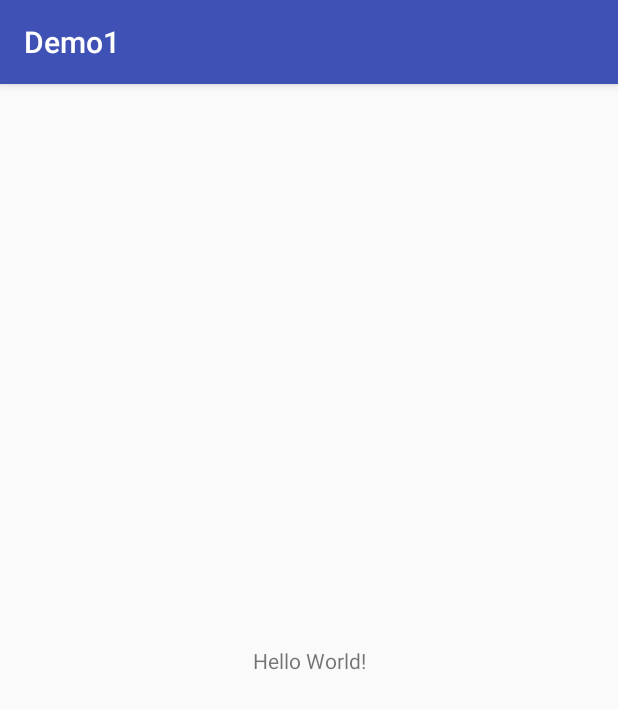
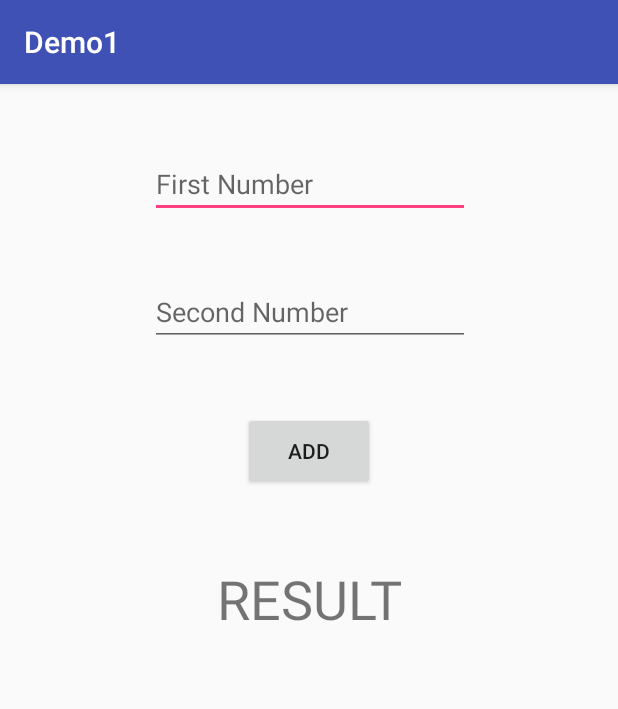
Before and after one commit to isaaclian11/silverscreen, an Android app: the screen it shows after launch (MainActivity), on a phone screen of 412 x 824 dp. Shown: the top 709 px of the screen. Run offline under Robolectric (Android 15) with nearby library versions, the phone set to English and light mode, and no system bars.

Commit message:
Simple Add

```diff
--- a/Experiments/Isaac_Sanga/app/src/main/java/com/example/isaacsanga/demo1/MainActivity.java
+++ b/Experiments/Isaac_Sanga/app/src/main/java/com/example/isaacsanga/demo1/MainActivity.java
@@ -2,6 +2,10 @@ package com.example.isaacsanga.demo1;
 
 import android.support.v7.app.AppCompatActivity;
 import android.os.Bundle;
+import android.view.View;
+import android.widget.Button;
+import android.widget.EditText;
+import android.widget.TextView;
 
 public class MainActivity extends AppCompatActivity {
 
@@ -9,5 +13,19 @@ public class MainActivity extends AppCompatActivity {
     protected void onCreate(Bundle savedInstanceState) {
         super.onCreate(savedInstanceState);
         setContentView(R.layout.activity_main);
+        Button addBtn = (Button) findViewById(R.id.addBtn);
+        addBtn.setOnClickListener(new View.OnClickListener() {
+            @Override
+            public void onClick(View v) {
+                EditText firstNumEditText = (EditText)findViewById(R.id.firstNumEditText);
+                EditText secondNumEditText = (EditText)findViewById(R.id.secondNumEditText);
+                TextView result = (TextView)findViewById(R.id.resultTextView);
+
+                int num1 = Integer.parseInt(firstNumEditText.getText().toString());
+                int num2 = Integer.parseInt(secondNumEditText.getText().toString());
+                int sum = num1 + num2;
+                result.setText(sum + "");
+            }
+        });
     }
 }
--- a/Experiments/Isaac_Sanga/app/src/main/res/layout/activity_main.xml
+++ b/Experiments/Isaac_Sanga/app/src/main/res/layout/activity_main.xml
@@ -6,13 +6,58 @@
     android:layout_height="match_parent"
     tools:context=".MainActivity">
 
-    <TextView
+    <EditText
+        android:id="@+id/firstNumEditText"
         android:layout_width="wrap_content"
         android:layout_height="wrap_content"
-        android:text="Hello World!"
-        app:layout_constraintBottom_toBottomOf="parent"
-        app:layout_constraintLeft_toLeftOf="parent"
-        app:layout_constraintRight_toRightOf="parent"
+        android:layout_marginEnd="8dp"
+        android:layout_marginStart="8dp"
+        android:layout_marginTop="44dp"
+        android:ems="10"
+        android:hint="First Number"
+        android:inputType="number"
+        app:layout_constraintEnd_toEndOf="parent"
+        app:layout_constraintHorizontal_bias="0.503"
+        app:layout_constraintStart_toStartOf="parent"
         app:layout_constraintTop_toTopOf="parent" />
 
+    <EditText
+        android:id="@+id/secondNumEditText"
+        android:layout_width="wrap_content"
+        android:layout_height="wrap_content"
+        android:layout_marginEnd="8dp"
+        android:layout_marginStart="8dp"
+        android:layout_marginTop="40dp"
+        android:ems="10"
+        android:hint="Second Number"
+        android:inputType="number"
+        app:layout_constraintEnd_toEndOf="parent"
+        app:layout_constraintHorizontal_bias="0.503"
+        app:layout_constraintStart_toStartOf="parent"
+        app:layout_constraintTop_toBottomOf="@+id/firstNumEditText" />
+
+    <Button
+        android:id="@+id/addBtn"
+        android:layout_width="wrap_content"
+        android:layout_height="52dp"
+        android:layout_marginEnd="8dp"
+        android:layout_marginStart="8dp"
+        android:layout_marginTop="44dp"
+        android:text="ADD"
+        app:layout_constraintEnd_toEndOf="parent"
+        app:layout_constraintStart_toStartOf="parent"
+        app:layout_constraintTop_toBottomOf="@+id/secondNumEditText" />
+
+    <TextView
+        android:id="@+id/resultTextView"
+        android:layout_width="wrap_content"
+        android:layout_height="wrap_content"
+        android:layout_marginEnd="8dp"
+        android:layout_marginStart="8dp"
+        android:layout_marginTop="48dp"
+        android:text="RESULT"
+        android:textSize="36sp"
+        app:layout_constraintEnd_toEndOf="parent"
+        app:layout_constraintStart_toStartOf="parent"
+        app:layout_constraintTop_toBottomOf="@+id/addBtn" />
 </android.support.constraint.ConstraintLayout>
```
Also changed, not shown: 1 other file.
